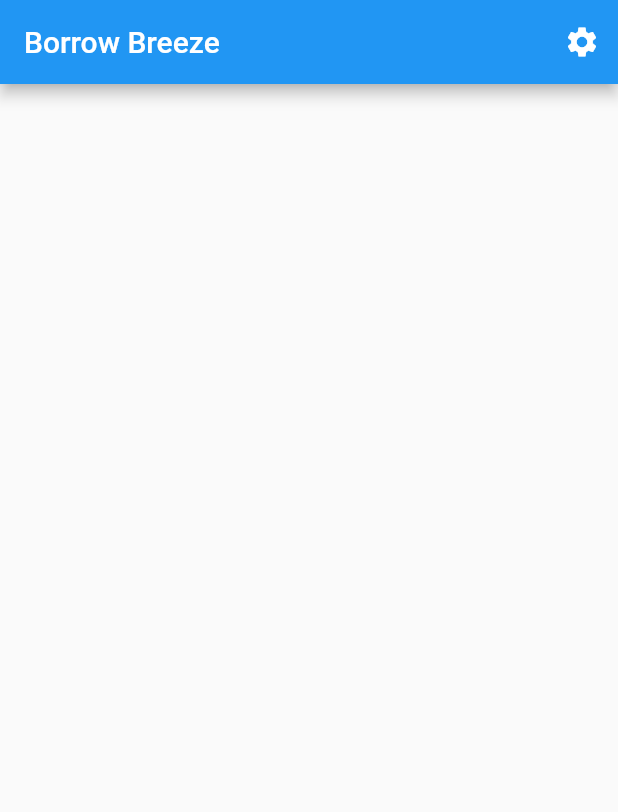
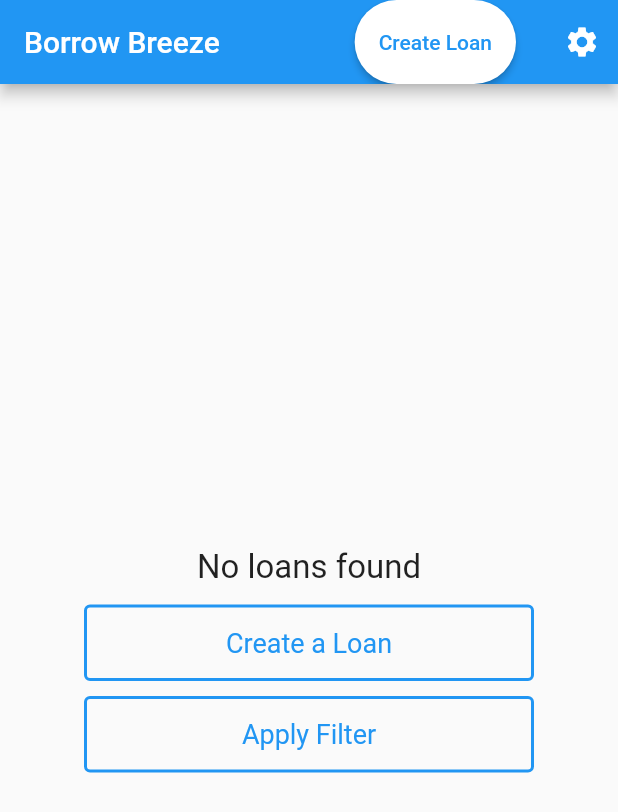
Before and after one commit to mkaramurzin/borrow-breeze, a Flutter app: the screen it shows once a user with an empty profile is signed in, on a phone screen of 412 x 824 dp. Shown: the top 812 px of the screen. Run offline on Flutter 3.47's test engine with Material 2 defaults, Android fonts, the phone set to English and light mode, and no system bars; our stand-ins replace cloud_firestore, firebase_auth, firebase_core, flutter_spinkit; accounts and stored records are empty.

Commit message:
fix(usability): fix usability issues that came up during usability sudy 1; Add 'Create Loan' button to appbar, text and buttons to the homepage when no loan items are retrieved, and bold important text in exisitng loan item.

```diff
--- a/lib/screens/loan_view.dart
+++ b/lib/screens/loan_view.dart
@@ -110,6 +110,22 @@ class _LoanViewState extends State<LoanView> {
         appBar: AppBar(
           title: Text('Borrow Breeze'),
           actions: [
+            Container(
+              margin: EdgeInsets.symmetric(horizontal: 20.0),
+              child: ElevatedButton(
+                onPressed: () {
+                  menuOption(0);
+                },
+                child: Text('Create Loan'),
+                style: ElevatedButton.styleFrom(
+                  backgroundColor: Colors.white, // Background color
+                  foregroundColor: Colors.blue, // Text color
+                  shape: RoundedRectangleBorder(
+                    borderRadius: BorderRadius.circular(30.0),
+                  ),
+                ),
+              ),
+            ),
             PopupMenuButton<int>(
                 onSelected: (item) {
                   menuOption(item);
@@ -120,7 +136,7 @@ class _LoanViewState extends State<LoanView> {
                 itemBuilder: (context) => [
                       PopupMenuItem(
                         value: 0,
-                        child: Text('Add Loan'),
+                        child: Text('Create Loan'),
                       ),
                       PopupMenuItem(
                         value: 1,
@@ -136,9 +152,65 @@ class _LoanViewState extends State<LoanView> {
         ),
         body: Center(
           child: Column(
+            mainAxisAlignment: MainAxisAlignment.center,
             children: [
               loanList == null
                   ? CircularProgressIndicator() // Loading indicator while fetching data
+                  : loanList!.isEmpty
+                      ? Column(
+                          children: [
+                            Text('No loans found',
+                                style: TextStyle(fontSize: 22)),
+                            SizedBox(
+                              height: 12,
+                            ),
+                            Container(
+                              width: 300,
+                              child: OutlinedButton(
+                                onPressed: () {
+                                  menuOption(0);
+                                },
+                                child: Text(
+                                  'Create a Loan',
+                                  style: TextStyle(fontSize: 18),
+                                ),
+                                style: ButtonStyle(
+                                  side: MaterialStateProperty.resolveWith(
+                                      (states) => BorderSide(
+                                          color: Colors.blue, width: 2)),
+                                  padding: MaterialStateProperty.resolveWith(
+                                      (states) => EdgeInsets.symmetric(
+                                          vertical: 15.0, horizontal: 25.0)),
+                                  textStyle: MaterialStateProperty.resolveWith(
+                                      (states) => TextStyle(fontSize: 18)),
+                                ),
+                              ),
+                            ),
+                            Container(
+                              margin: EdgeInsets.only(top: 10),
+                              width: 300,
+                              child: OutlinedButton(
+                                onPressed: () {
+                                  menuOption(1);
+                                },
+                                child: Text(
+                                  'Apply Filter',
+                                  style: TextStyle(fontSize: 18),
+                                ),
+                                style: ButtonStyle(
+                                  side: MaterialStateProperty.resolveWith(
+                                      (states) => BorderSide(
+                                          color: Colors.blue, width: 2)),
+                                  padding: MaterialStateProperty.resolveWith(
+                                      (states) => EdgeInsets.symmetric(
+                                          vertical: 15.0, horizontal: 25.0)),
+                                  textStyle: MaterialStateProperty.resolveWith(
+                                      (states) => TextStyle(fontSize: 18)),
+                                ),
+                              ),
+                            )
+                          ],
+                        )
                       : Expanded(
                           child: ListView(
                             padding: EdgeInsets.symmetric(
```
Also changed, not shown: backlog.txt (+23 -0 lines), lib/widgets/loan_item.dart (+22 -2 lines). Lines whose indentation alone changed are shown as unchanged.
